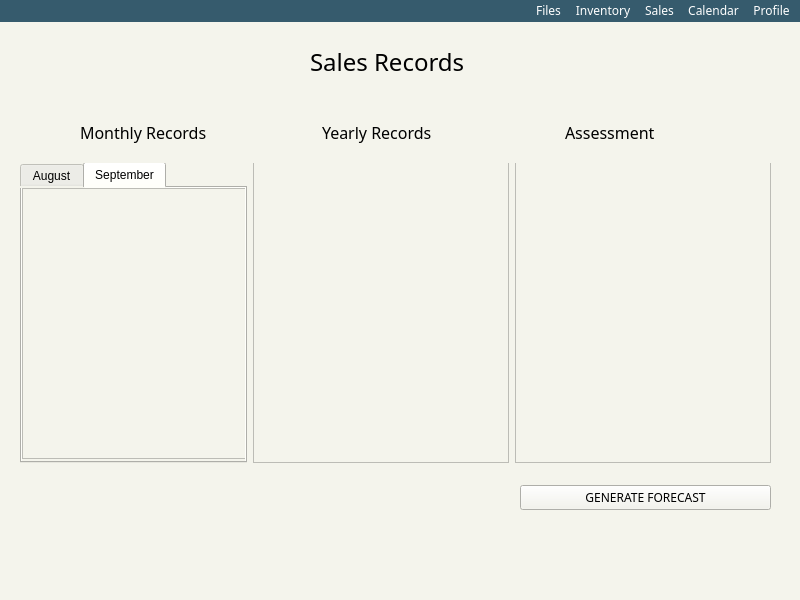
Qt form sales.ui (ongchangco/Economystique2) before a commit.
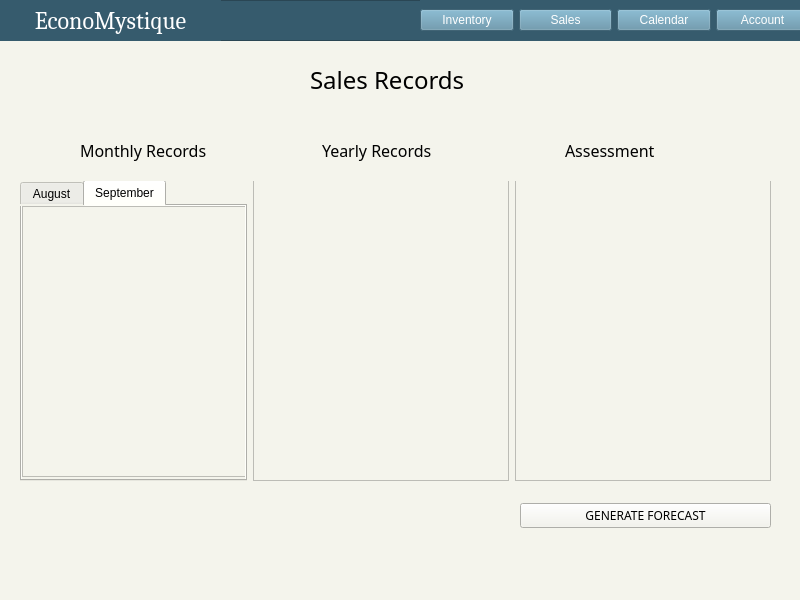
The same form after that commit. The open tabs and pages were chosen to show the change. Icons and pictures are not drawn.

Commit message: edited buttons and logo on UIs

```diff
--- a/sales.ui
+++ b/sales.ui
@@ -441,7 +441,7 @@
     <property name="geometry">
      <rect>
       <x>0</x>
-      <y>0</y>
+      <y>40</y>
       <width>801</width>
       <height>80</height>
      </rect>
@@ -469,7 +469,7 @@
     <property name="geometry">
      <rect>
       <x>20</x>
-      <y>140</y>
+      <y>180</y>
       <width>751</width>
       <height>301</height>
      </rect>
@@ -524,7 +524,7 @@
     <property name="geometry">
      <rect>
       <x>0</x>
-      <y>80</y>
+      <y>120</y>
       <width>801</width>
       <height>61</height>
      </rect>
@@ -581,7 +581,7 @@
     <property name="geometry">
      <rect>
       <x>520</x>
-      <y>450</y>
+      <y>490</y>
       <width>251</width>
       <height>51</height>
      </rect>
@@ -601,473 +601,109 @@
      </item>
     </layout>
    </widget>
-  </widget>
-  <widget class="QMenuBar" name="menubar">
-   <property name="geometry">
-    <rect>
-     <x>0</x>
-     <y>0</y>
-     <width>800</width>
-     <height>43</height>
-    </rect>
-   </property>
-   <property name="palette">
-    <palette>
-     <active>
-      <colorrole role="WindowText">
-       <brush brushstyle="SolidPattern">
-        <color alpha="255">
-         <red>255</red>
-         <green>255</green>
-         <blue>255</blue>
-        </color>
-       </brush>
-      </colorrole>
-      <colorrole role="Button">
-       <brush brushstyle="SolidPattern">
-        <color alpha="255">
-         <red>54</red>
-         <green>91</green>
-         <blue>109</blue>
-        </color>
-       </brush>
-      </colorrole>
-      <colorrole role="Light">
-       <brush brushstyle="SolidPattern">
-        <color alpha="255">
-         <red>81</red>
-         <green>137</green>
-         <blue>164</blue>
-        </color>
-       </brush>
-      </colorrole>
-      <colorrole role="Midlight">
-       <brush brushstyle="SolidPattern">
-        <color alpha="255">
-         <red>67</red>
-         <green>114</green>
-         <blue>136</blue>
-        </color>
-       </brush>
-      </colorrole>
-      <colorrole role="Dark">
-       <brush brushstyle="SolidPattern">
-        <color alpha="255">
-         <red>27</red>
-         <green>45</green>
-         <blue>54</blue>
-        </color>
-       </brush>
-      </colorrole>
-      <colorrole role="Mid">
-       <brush brushstyle="SolidPattern">
-        <color alpha="255">
-         <red>36</red>
-         <green>60</green>
-         <blue>72</blue>
-        </color>
-       </brush>
-      </colorrole>
-      <colorrole role="Text">
-       <brush brushstyle="SolidPattern">
-        <color alpha="255">
-         <red>255</red>
-         <green>255</green>
-         <blue>255</blue>
-        </color>
-       </brush>
-      </colorrole>
-      <colorrole role="BrightText">
-       <brush brushstyle="SolidPattern">
-        <color alpha="255">
-         <red>255</red>
-         <green>255</green>
-         <blue>255</blue>
-        </color>
-       </brush>
-      </colorrole>
-      <colorrole role="ButtonText">
-       <brush brushstyle="SolidPattern">
-        <color alpha="255">
-         <red>255</red>
-         <green>255</green>
-         <blue>255</blue>
-        </color>
-       </brush>
-      </colorrole>
-      <colorrole role="Base">
-       <brush brushstyle="SolidPattern">
-        <color alpha="255">
-         <red>54</red>
-         <green>91</green>
-         <blue>109</blue>
-        </color>
-       </brush>
-      </colorrole>
-      <colorrole role="Window">
-       <brush brushstyle="SolidPattern">
-        <color alpha="255">
-         <red>54</red>
-         <green>91</green>
-         <blue>109</blue>
-        </color>
-       </brush>
-      </colorrole>
-      <colorrole role="Shadow">
-       <brush brushstyle="SolidPattern">
-        <color alpha="255">
-         <red>0</red>
-         <green>0</green>
-         <blue>0</blue>
-        </color>
-       </brush>
-      </colorrole>
-      <colorrole role="AlternateBase">
-       <brush brushstyle="SolidPattern">
-        <color alpha="255">
-         <red>27</red>
-         <green>45</green>
-         <blue>54</blue>
-        </color>
-       </brush>
-      </colorrole>
-      <colorrole role="ToolTipBase">
-       <brush brushstyle="SolidPattern">
-        <color alpha="255">
-         <red>255</red>
-         <green>255</green>
-         <blue>220</blue>
-        </color>
-       </brush>
-      </colorrole>
-      <colorrole role="ToolTipText">
-       <brush brushstyle="SolidPattern">
-        <color alpha="255">
-         <red>0</red>
-         <green>0</green>
-         <blue>0</blue>
-        </color>
-       </brush>
-      </colorrole>
-     </active>
-     <inactive>
-      <colorrole role="WindowText">
-       <brush brushstyle="SolidPattern">
-        <color alpha="255">
-         <red>255</red>
-         <green>255</green>
-         <blue>255</blue>
-        </color>
-       </brush>
-      </colorrole>
-      <colorrole role="Button">
-       <brush brushstyle="SolidPattern">
-        <color alpha="255">
-         <red>54</red>
-         <green>91</green>
-         <blue>109</blue>
-        </color>
-       </brush>
-      </colorrole>
-      <colorrole role="Light">
-       <brush brushstyle="SolidPattern">
-        <color alpha="255">
-         <red>81</red>
-         <green>137</green>
-         <blue>164</blue>
-        </color>
-       </brush>
-      </colorrole>
-      <colorrole role="Midlight">
-       <brush brushstyle="SolidPattern">
-        <color alpha="255">
-         <red>67</red>
-         <green>114</green>
-         <blue>136</blue>
-        </color>
-       </brush>
-      </colorrole>
-      <colorrole role="Dark">
-       <brush brushstyle="SolidPattern">
-        <color alpha="255">
-         <red>27</red>
-         <green>45</green>
-         <blue>54</blue>
-        </color>
-       </brush>
-      </colorrole>
-      <colorrole role="Mid">
-       <brush brushstyle="SolidPattern">
-        <color alpha="255">
-         <red>36</red>
-         <green>60</green>
-         <blue>72</blue>
-        </color>
-       </brush>
-      </colorrole>
-      <colorrole role="Text">
-       <brush brushstyle="SolidPattern">
-        <color alpha="255">
-         <red>255</red>
-         <green>255</green>
-         <blue>255</blue>
-        </color>
-       </brush>
-      </colorrole>
-      <colorrole role="BrightText">
-       <brush brushstyle="SolidPattern">
-        <color alpha="255">
-         <red>255</red>
-         <green>255</green>
-         <blue>255</blue>
-        </color>
-       </brush>
-      </colorrole>
-      <colorrole role="ButtonText">
-       <brush brushstyle="SolidPattern">
-        <color alpha="255">
-         <red>255</red>
-         <green>255</green>
-         <blue>255</blue>
-        </color>
-       </brush>
-      </colorrole>
-      <colorrole role="Base">
-       <brush brushstyle="SolidPattern">
-        <color alpha="255">
-         <red>54</red>
-         <green>91</green>
-         <blue>109</blue>
-        </color>
-       </brush>
-      </colorrole>
-      <colorrole role="Window">
-       <brush brushstyle="SolidPattern">
-        <color alpha="255">
-         <red>54</red>
-         <green>91</green>
-         <blue>109</blue>
-        </color>
-       </brush>
-      </colorrole>
-      <colorrole role="Shadow">
-       <brush brushstyle="SolidPattern">
-        <color alpha="255">
-         <red>0</red>
-         <green>0</green>
-         <blue>0</blue>
-        </color>
-       </brush>
-      </colorrole>
-      <colorrole role="AlternateBase">
-       <brush brushstyle="SolidPattern">
-        <color alpha="255">
-         <red>27</red>
-         <green>45</green>
-         <blue>54</blue>
-        </color>
-       </brush>
-      </colorrole>
-      <colorrole role="ToolTipBase">
-       <brush brushstyle="SolidPattern">
-        <color alpha="255">
-         <red>255</red>
-         <green>255</green>
-         <blue>220</blue>
-        </color>
-       </brush>
-      </colorrole>
-      <colorrole role="ToolTipText">
-       <brush brushstyle="SolidPattern">
-        <color alpha="255">
-         <red>0</red>
-         <green>0</green>
-         <blue>0</blue>
-        </color>
-       </brush>
-      </colorrole>
-     </inactive>
-     <disabled>
-      <colorrole role="WindowText">
-       <brush brushstyle="SolidPattern">
-        <color alpha="255">
-         <red>255</red>
-         <green>255</green>
-         <blue>255</blue>
-        </color>
-       </brush>
-      </colorrole>
-      <colorrole role="Button">
-       <brush brushstyle="SolidPattern">
-        <color alpha="255">
-         <red>54</red>
-         <green>91</green>
-         <blue>109</blue>
-        </color>
-       </brush>
-      </colorrole>
-      <colorrole role="Light">
-       <brush brushstyle="SolidPattern">
-        <color alpha="255">
-         <red>81</red>
-         <green>137</green>
-         <blue>164</blue>
-        </color>
-       </brush>
-      </colorrole>
-      <colorrole role="Midlight">
-       <brush brushstyle="SolidPattern">
-        <color alpha="255">
-         <red>67</red>
-         <green>114</green>
-         <blue>136</blue>
-        </color>
-       </brush>
-      </colorrole>
-      <colorrole role="Dark">
-       <brush brushstyle="SolidPattern">
-        <color alpha="255">
-         <red>27</red>
-         <green>45</green>
-         <blue>54</blue>
-        </color>
-       </brush>
-      </colorrole>
-      <colorrole role="Mid">
-       <brush brushstyle="SolidPattern">
-        <color alpha="255">
-         <red>36</red>
-         <green>60</green>
-         <blue>72</blue>
-        </color>
-       </brush>
-      </colorrole>
-      <colorrole role="Text">
-       <brush brushstyle="SolidPattern">
-        <color alpha="255">
-         <red>255</red>
-         <green>255</green>
-         <blue>255</blue>
-        </color>
-       </brush>
-      </colorrole>
-      <colorrole role="BrightText">
-       <brush brushstyle="SolidPattern">
-        <color alpha="255">
-         <red>255</red>
-         <green>255</green>
-         <blue>255</blue>
-        </color>
-       </brush>
-      </colorrole>
-      <colorrole role="ButtonText">
-       <brush brushstyle="SolidPattern">
-        <color alpha="255">
-         <red>255</red>
-         <green>255</green>
-         <blue>255</blue>
-        </color>
-       </brush>
-      </colorrole>
-      <colorrole role="Base">
-       <brush brushstyle="SolidPattern">
-        <color alpha="255">
-         <red>54</red>
-         <green>91</green>
-         <blue>109</blue>
-        </color>
-       </brush>
-      </colorrole>
-      <colorrole role="Window">
-       <brush brushstyle="SolidPattern">
-        <color alpha="255">
-         <red>54</red>
-         <green>91</green>
-         <blue>109</blue>
-        </color>
-       </brush>
-      </colorrole>
-      <colorrole role="Shadow">
-       <brush brushstyle="SolidPattern">
-        <color alpha="255">
-         <red>0</red>
-         <green>0</green>
-         <blue>0</blue>
-        </color>
-       </brush>
-      </colorrole>
-      <colorrole role="AlternateBase">
-       <brush brushstyle="SolidPattern">
-        <color alpha="255">
-         <red>54</red>
-         <green>91</green>
-         <blue>109</blue>
-        </color>
-       </brush>
-      </colorrole>
-      <colorrole role="ToolTipBase">
-       <brush brushstyle="SolidPattern">
-        <color alpha="255">
-         <red>255</red>
-         <green>255</green>
-         <blue>220</blue>
-        </color>
-       </brush>
-      </colorrole>
-      <colorrole role="ToolTipText">
-       <brush brushstyle="SolidPattern">
-        <color alpha="255">
-         <red>0</red>
-         <green>0</green>
-         <blue>0</blue>
-        </color>
-       </brush>
-      </colorrole>
-     </disabled>
-    </palette>
-   </property>
-   <property name="font">
-    <font>
-     <family>Sans Serif Collection</family>
-    </font>
-   </property>
-   <property name="layoutDirection">
-    <enum>Qt::RightToLeft</enum>
-   </property>
-   <property name="styleSheet">
-    <string notr="true">background: #365b6d;
-color:white;</string>
-   </property>
-   <widget class="QMenu" name="menuFiles">
-    <property name="title">
-     <string>Profile</string>
+   <widget class="QFrame" name="frame">
+    <property name="geometry">
+     <rect>
+      <x>0</x>
+      <y>0</y>
+      <width>801</width>
+      <height>41</height>
+     </rect>
     </property>
-   </widget>
-   <widget class="QMenu" name="menuCalendar">
-    <property name="title">
-     <string>Calendar</string>
+    <property name="styleSheet">
+     <string notr="true">background: #365b6d;</string>
     </property>
-   </widget>
-   <widget class="QMenu" name="menuSales">
-    <property name="title">
-     <string>Sales</string>
+    <property name="frameShape">
+     <enum>QFrame::StyledPanel</enum>
     </property>
-   </widget>
-   <widget class="QMenu" name="menuInventory">
-    <property name="title">
-     <string>Inventory</string>
+    <property name="frameShadow">
+     <enum>QFrame::Raised</enum>
     </property>
+    <widget class="QWidget" name="horizontalLayoutWidget_5">
+     <property name="geometry">
+      <rect>
+       <x>420</x>
+       <y>0</y>
+       <width>389</width>
+       <height>41</height>
+      </rect>
+     </property>
+     <layout class="QHBoxLayout" name="horizontalLayout_5">
+      <property name="spacing">
+       <number>5</number>
+      </property>
+      <item>
+       <widget class="QPushButton" name="pushButton_9">
+        <property name="styleSheet">
+         <string notr="true">background: #5b8ca4;
+color: white;</string>
+        </property>
+        <property name="text">
+         <string>Inventory</string>
+        </property>
+       </widget>
+      </item>
+      <item>
+       <widget class="QPushButton" name="pushButton_10">
+        <property name="styleSheet">
+         <string notr="true">background: #5b8ca4;
+color: white;</string>
+        </property>
+        <property name="text">
+         <string>Sales</string>
+        </property>
+       </widget>
+      </item>
+      <item>
+       <widget class="QPushButton" name="pushButton_11">
+        <property name="styleSheet">
+         <string notr="true">background: #5b8ca4;
+color: white;</string>
+        </property>
+        <property name="text">
+         <string>Calendar</string>
+        </property>
+       </widget>
+      </item>
+      <item>
+       <widget class="QPushButton" name="pushButton_12">
+        <property name="styleSheet">
+         <string notr="true">background: #5b8ca4;
+color: white;</string>
+        </property>
+        <property name="text">
+         <string>Account</string>
+        </property>
+       </widget>
+      </item>
+     </layout>
+    </widget>
+    <widget class="QLabel" name="titleLabel_3">
+     <property name="geometry">
+      <rect>
+       <x>0</x>
+       <y>0</y>
+       <width>221</width>
+       <height>41</height>
+      </rect>
+     </property>
+     <property name="font">
+      <font>
+       <family>Cambria</family>
+       <pointsize>18</pointsize>
+      </font>
+     </property>
+     <property name="styleSheet">
+      <string notr="true">color: white;</string>
+     </property>
+     <property name="text">
+      <string>EconoMystique</string>
+     </property>
+     <property name="alignment">
+      <set>Qt::AlignCenter</set>
+     </property>
+    </widget>
    </widget>
-   <widget class="QMenu" name="menuFiles_2">
-    <property name="title">
-     <string>Files</string>
-    </property>
-   </widget>
-   <addaction name="menuFiles"/>
-   <addaction name="menuCalendar"/>
-   <addaction name="menuSales"/>
-   <addaction name="menuInventory"/>
-   <addaction name="menuFiles_2"/>
   </widget>
   <widget class="QStatusBar" name="statusbar"/>
  </widget>
```
Left out of the diff: 9 changed lines with no effect on the pictures. The commit also changes 7 other files.
